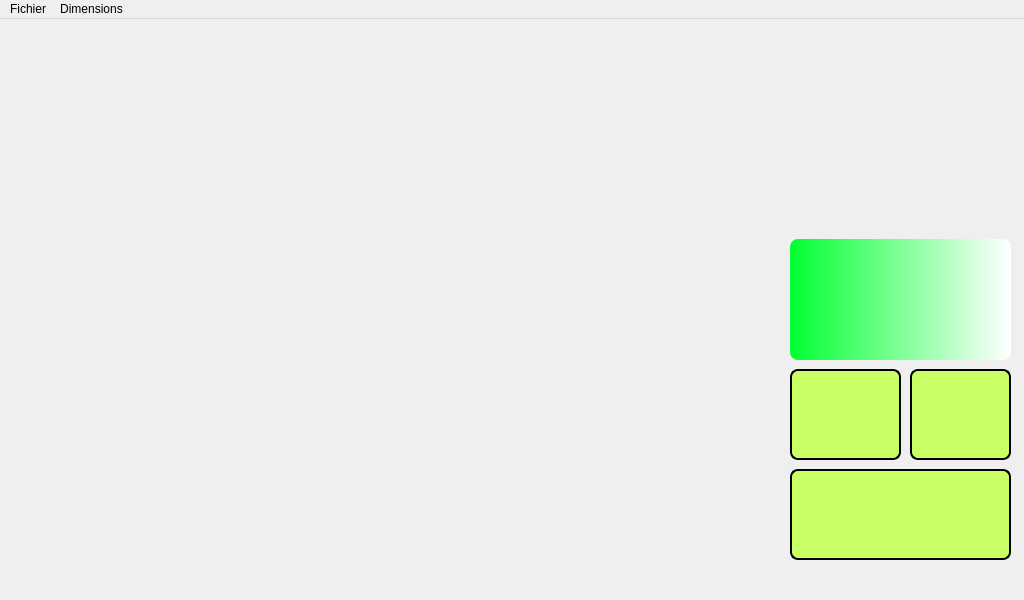
This is mainwindow.ui in Txikilinux/leterrier-tierce as Qt 5 draws it before an edit. The edited form follows.
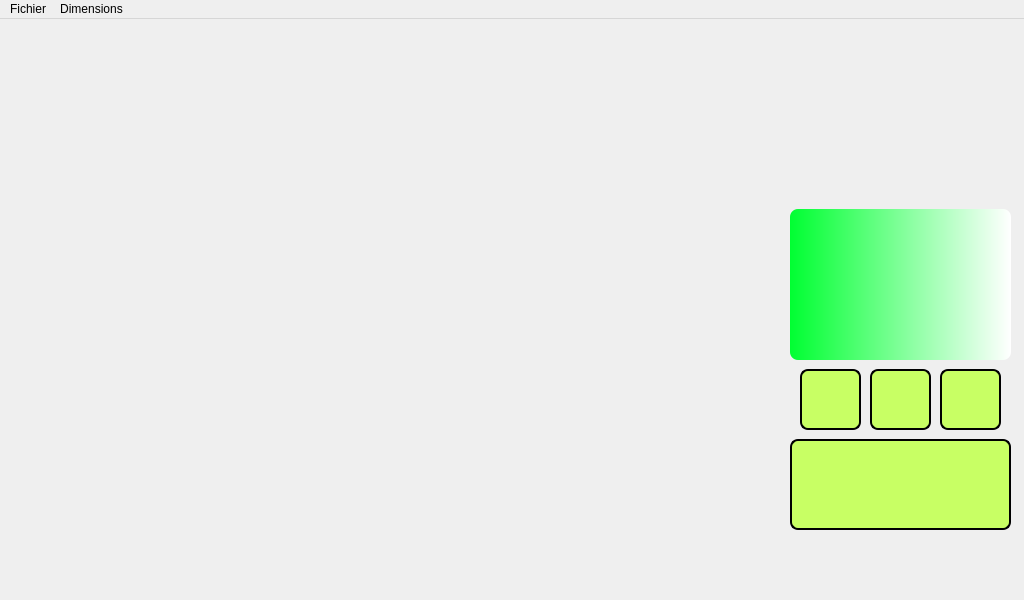
This is the edited form. Icons and pictures are not drawn.

The edit to the form file:
```diff
--- a/mainwindow.ui
+++ b/mainwindow.ui
@@ -47,6 +47,24 @@
 	border-color : white;
  }
 
+QPushButton#btnAide {
+			background-color : rgba(200, 255, 100, 255); 
+	background-image: url(:/data_images/data/images/help.png);
+			background-repeat: repeat-no;
+   			background-position: center;
+			border-radius : 8px; 
+						border-width : 2px;
+						border-style : solid ;
+						border-color : black; }
+QPushButton#btnAide:hover { 
+			background-color : rgba(200, 255, 100, 255); 
+	background-image: url(:/data_images/data/images/help.png);
+			background-repeat: repeat-no;
+   			background-position: center;
+			border-radius : 8px; 
+						border-width : 2px;
+						border-style : solid ;
+						border-color : white; }
 QPushButton#btnNouveau {
 			background-color : rgba(200, 255, 100, 255); 
 	background-image: url(:/data_images/data/images/new-24x24.png);
@@ -105,10 +123,10 @@
    <widget class="QPushButton" name="btnRecommencer">
     <property name="geometry">
      <rect>
-      <x>910</x>
+      <x>940</x>
       <y>350</y>
-      <width>101</width>
-      <height>91</height>
+      <width>61</width>
+      <height>61</height>
      </rect>
     </property>
     <property name="toolTip">
@@ -122,9 +140,9 @@
     <property name="geometry">
      <rect>
       <x>790</x>
-      <y>220</y>
+      <y>190</y>
       <width>221</width>
-      <height>121</height>
+      <height>151</height>
      </rect>
     </property>
     <property name="styleSheet">
@@ -134,10 +152,10 @@
    <widget class="QPushButton" name="btnNouveau">
     <property name="geometry">
      <rect>
-      <x>790</x>
+      <x>870</x>
       <y>350</y>
-      <width>111</width>
-      <height>91</height>
+      <width>61</width>
+      <height>61</height>
      </rect>
     </property>
     <property name="toolTip">
@@ -151,7 +169,7 @@
     <property name="geometry">
      <rect>
       <x>790</x>
-      <y>450</y>
+      <y>420</y>
       <width>221</width>
       <height>91</height>
      </rect>
@@ -163,6 +181,22 @@
      <string/>
     </property>
    </widget>
+   <widget class="QPushButton" name="btnAide">
+    <property name="geometry">
+     <rect>
+      <x>800</x>
+      <y>350</y>
+      <width>61</width>
+      <height>61</height>
+     </rect>
+    </property>
+    <property name="toolTip">
+     <string>Coup de pouce</string>
+    </property>
+    <property name="text">
+     <string/>
+    </property>
+   </widget>
   </widget>
   <widget class="QMenuBar" name="menuBar">
    <property name="geometry">
```
